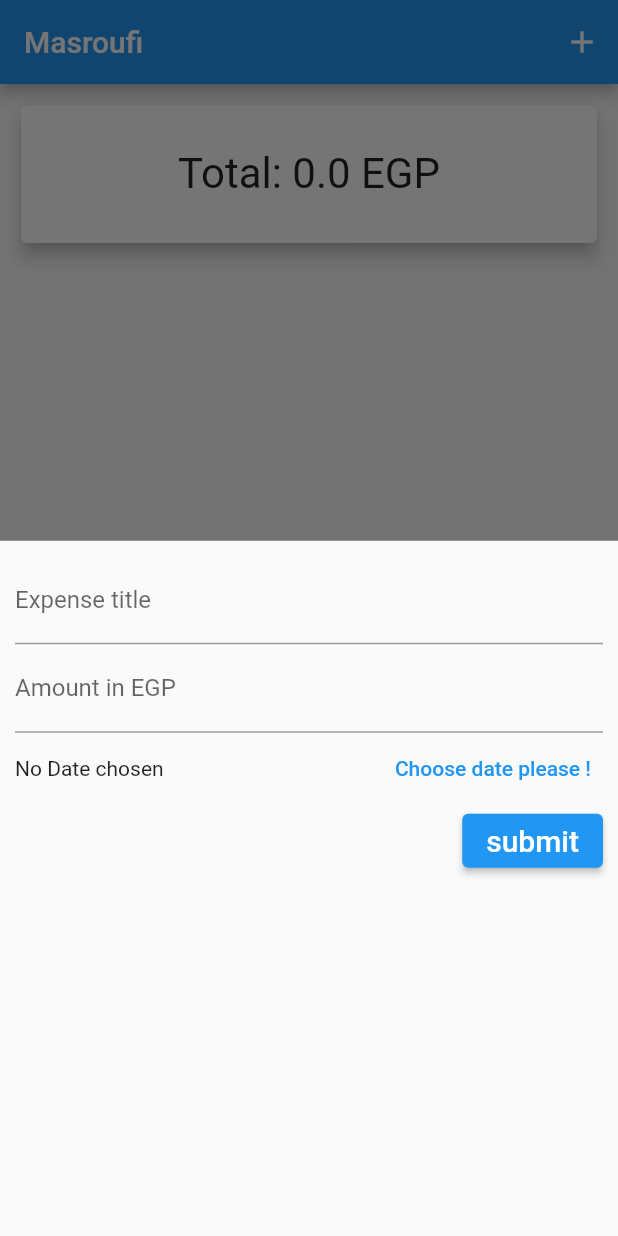
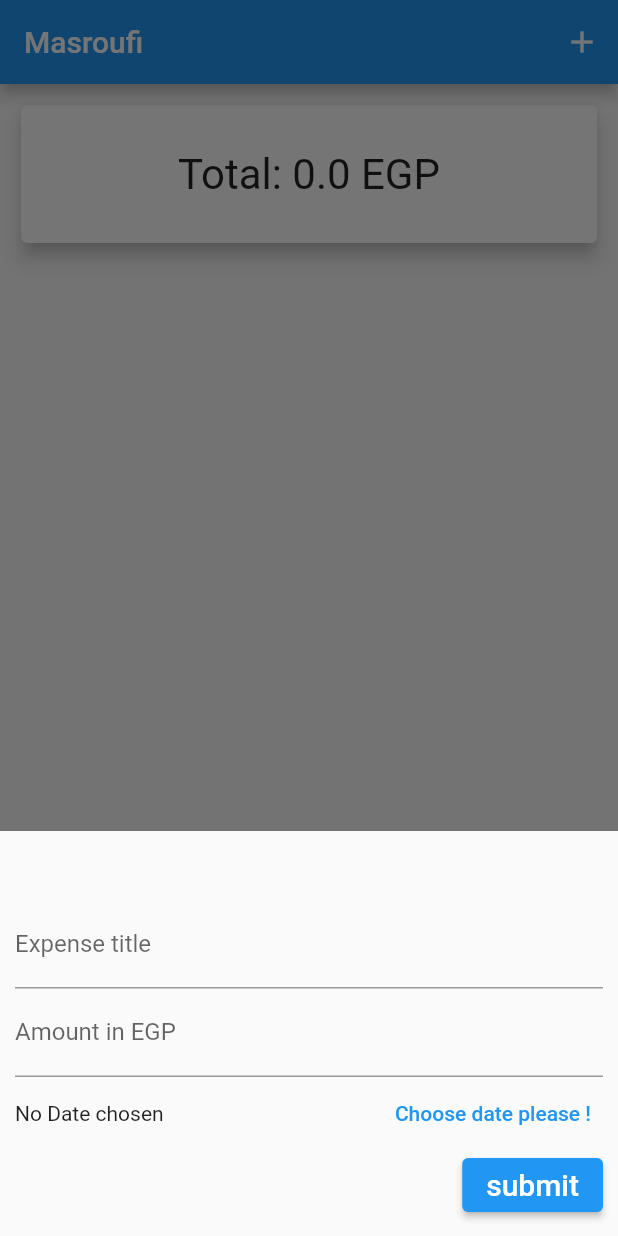
Before and after one commit to abdelrahmankhaled2001/masroufi, a Flutter app: the screen it shows after launch, after a tap on the "add" icon, on a phone screen of 412 x 824 dp. Run offline on Flutter 3.47's test engine with Material 2 defaults, Android fonts, the phone set to English and light mode, and no system bars.

Commit message:
Solved the problem with lanscape keyboard

```diff
--- a/lib/ex_list_widget.dart
+++ b/lib/ex_list_widget.dart
@@ -9,13 +9,16 @@ class ExListWidget extends StatelessWidget {
   @override
   Widget build(BuildContext context) {
     return Expanded(
-      // instead of using a container that you don't know its height
+        // instead of using a container that you don't know its height
+
+        child: Container(
+      margin: const EdgeInsets.fromLTRB(0, 30, 0, 0),
       child: ListView.builder(
         itemBuilder: (ctx, index) {
           return ExpenseCard(myExpense: lex[index], removeFunc: removeFunc);
         },
         itemCount: lex.length,
       ),
-    );
+    ));
   }
 }
--- a/lib/main.dart
+++ b/lib/main.dart
@@ -60,11 +60,26 @@ class _MyHomePageState extends State<MyHomePage> {
               icon: const Icon(Icons.add))
         ],
       ),
-      body: Column(
-        children: [
-          TotalWidget(totalExpenses: totalExpenses),
-          ExListWidget(lex: expenseList, removeFunc: removeExpense)
-        ],
+      body: OrientationBuilder(
+        builder: (context, orientation) {
+          return orientation == Orientation.portrait
+              ? Column(
+                  children: [
+                    TotalWidget(
+                      totalExpenses: totalExpenses,
+                      portrait: true,
+                    ),
+                    ExListWidget(lex: expenseList, removeFunc: removeExpense)
+                  ],
+                )
+              : Row(children: [
+                  TotalWidget(
+                    totalExpenses: totalExpenses,
+                    portrait: false,
+                  ),
+                  ExListWidget(lex: expenseList, removeFunc: removeExpense)
+                ]);
+        },
       ),
       floatingActionButtonLocation: FloatingActionButtonLocation.endFloat,
       floatingActionButton: FloatingActionButton(
@@ -97,6 +112,7 @@ class _MyHomePageState extends State<MyHomePage> {
   void showNewExpenseBottomSheet(BuildContext ctx) {
     showModalBottomSheet(
         context: ctx,
+        isScrollControlled: true,
         builder: (sheetContext) {
           return NewExWidget(callBackFunc: addNewExpense);
         });
--- a/lib/new_ex_widget.dart
+++ b/lib/new_ex_widget.dart
@@ -13,12 +13,18 @@ class _NewExWidgetState extends State<NewExWidget> {
   final title = TextEditingController();
   final amount = TextEditingController();
   DateTime selectedDate = DateTime.utc(1970, 1, 1);
-
   @override
   Widget build(BuildContext context) {
-    return Container(
+    return Padding(
+        padding:
+            EdgeInsets.only(bottom: MediaQuery.of(context).viewInsets.bottom),
+        child: Container(
           margin: const EdgeInsets.all(10),
-      child: Column(
+          height: MediaQuery.of(context).orientation == Orientation.portrait
+              ? 250
+              : double.infinity,
+          child: ListView(reverse: true, children: [
+            Column(
               crossAxisAlignment: CrossAxisAlignment.end,
               children: [
                 TextField(
@@ -26,7 +32,8 @@ class _NewExWidgetState extends State<NewExWidget> {
                   controller: title,
                 ),
                 TextField(
-              decoration: const InputDecoration(labelText: 'Amount in EGP'),
+                    decoration:
+                        const InputDecoration(labelText: 'Amount in EGP'),
                     controller: amount),
                 Row(children: [
                   Expanded(
@@ -49,10 +56,11 @@ class _NewExWidgetState extends State<NewExWidget> {
                     "submit",
                     style: TextStyle(fontSize: 20),
                   ),
+                ),
+              ],
             )
-        ],
-      ),
-    );
+          ]),
+        ));
   }
 
   void openDatePicker() {
@@ -70,4 +78,8 @@ class _NewExWidgetState extends State<NewExWidget> {
       });
     });
   }
+
+  void rernderNewTextField() {
+    if (MediaQuery.of(context).orientation == Orientation.landscape) {}
   }
+}
--- a/lib/total_widget.dart
+++ b/lib/total_widget.dart
@@ -1,20 +1,29 @@
 import 'package:flutter/material.dart';
 
+//Simple widget to display the total amount of expenses
 class TotalWidget extends StatelessWidget {
   final double totalExpenses;
-  const TotalWidget({super.key, required this.totalExpenses});
+  final bool portrait;
+  const TotalWidget(
+      {super.key, required this.totalExpenses, required this.portrait});
   @override
   Widget build(BuildContext context) {
     return Container(
-        width: double.infinity,
-        height: 100,
-        margin: const EdgeInsets.all(10),
+        width: portrait ? double.infinity : 150,
+        height: portrait ? 100 : double.infinity,
+        margin: portrait
+            ? const EdgeInsets.all(10)
+            : const EdgeInsets.fromLTRB(10, 40, 10, 40),
         child: Card(
             elevation: 5,
-            child: Center(
-                child: Text(
-              "Total: $totalExpenses EGP",
-              textScaleFactor: 2,
-            ))));
+            child: Container(
+                margin: const EdgeInsets.all(10),
+                padding: const EdgeInsets.all(20),
+                child: Center(
+                    widthFactor: 3,
+                    child: Text(
+                      "Total: $totalExpenses EGP",
+                      textScaleFactor: 2,
+                    )))));
   }
 }
```
Lines whose indentation alone changed are shown as unchanged.
